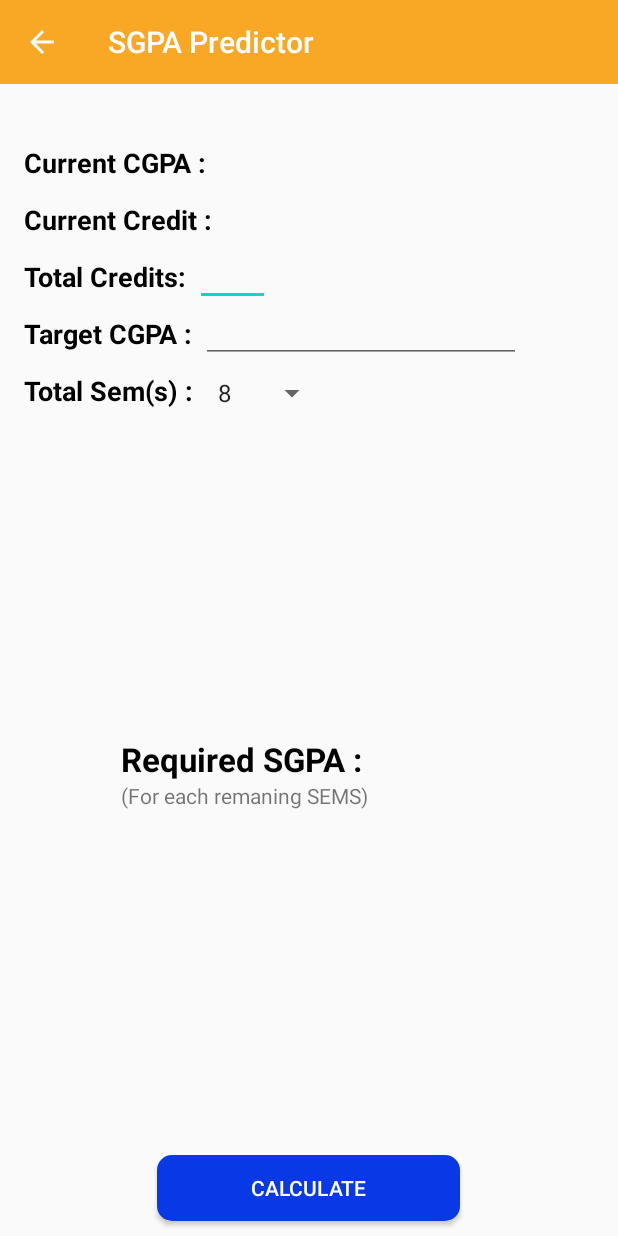
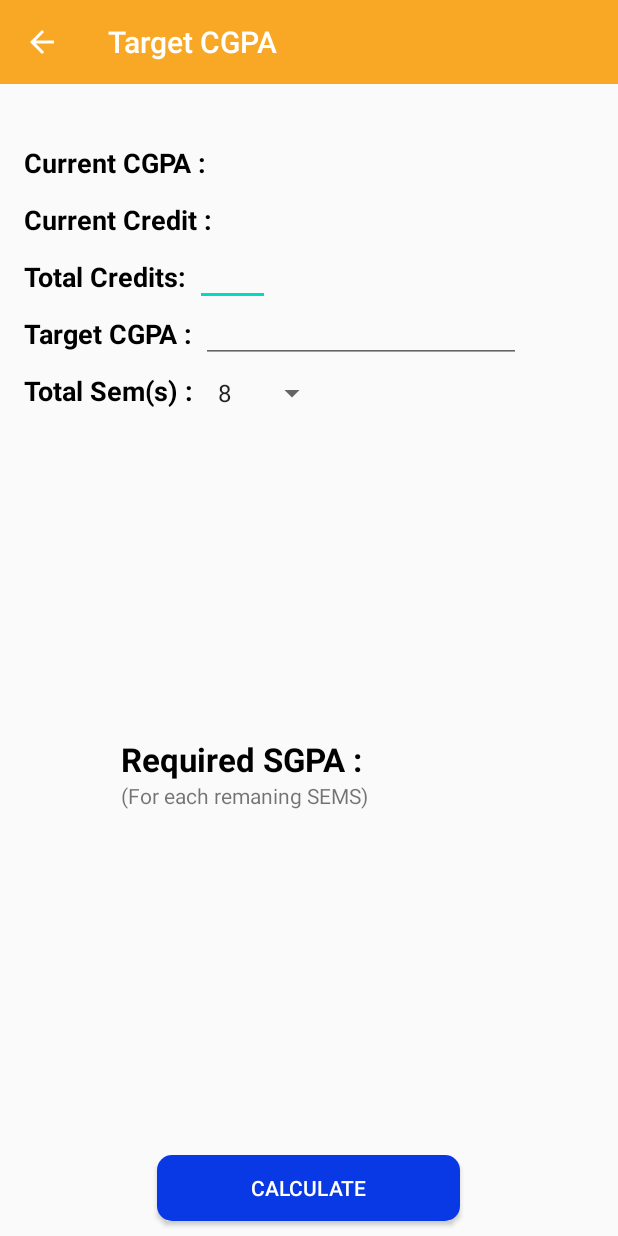
Before and after one commit to saif191020/SastraCGPA, an Android app: the TargetCgpaActivity screen opened directly, with no data from a screen before it, on a phone screen of 412 x 824 dp. Run offline under Robolectric (Android 15) with nearby library versions, the phone set to English and light mode, and no system bars; 1 statement that could not run was skipped.

Commit message:
Fixed Typo

```diff
--- a/app/src/main/res/layout/activity_target_cgpa.xml
+++ b/app/src/main/res/layout/activity_target_cgpa.xml
@@ -16,7 +16,7 @@
         app:layout_constraintEnd_toEndOf="parent"
         app:layout_constraintStart_toStartOf="parent"
         app:layout_constraintTop_toTopOf="parent"
-        app:title="SGPA Predictor" />
+        app:title="Target CGPA" />
 
 
     <Button
--- a/app/src/main/res/menu/menu.xml
+++ b/app/src/main/res/menu/menu.xml
@@ -17,7 +17,7 @@
         />
     <item
         android:id="@+id/Target2"
-        android:title="End Sem Predictor"
+        android:title="Target CGPA Predictor"
         />
     <item
         android:id="@+id/News"
```
Also changed, not shown: 368 other files.
